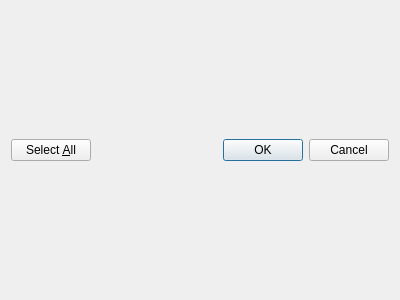
Old version of the form libs/pre/datamodel/preprocessorgridattributecustommappingdialog.ui in the repository i-RIC/prepost-gui.
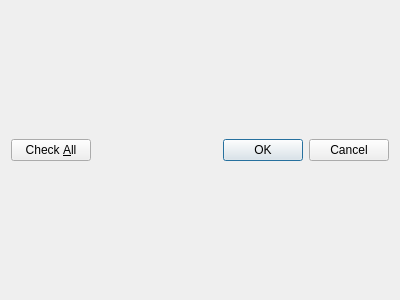
New version of the form.

Commit message: r5764 in 2.3 branch merged: In attribute mapping dialog, none is checked as default.

Patch:
```diff
--- a/libs/pre/datamodel/preprocessorgridattributecustommappingdialog.ui
+++ b/libs/pre/datamodel/preprocessorgridattributecustommappingdialog.ui
@@ -22,7 +22,7 @@
      <item>
       <widget class="QPushButton" name="selectAllButton">
        <property name="text">
-        <string>Select &amp;All</string>
+        <string>Check &amp;All</string>
        </property>
       </widget>
      </item>
```
Left out of the diff: 2 changed lines with no effect on the pictures. The commit also changes 1 other file.
